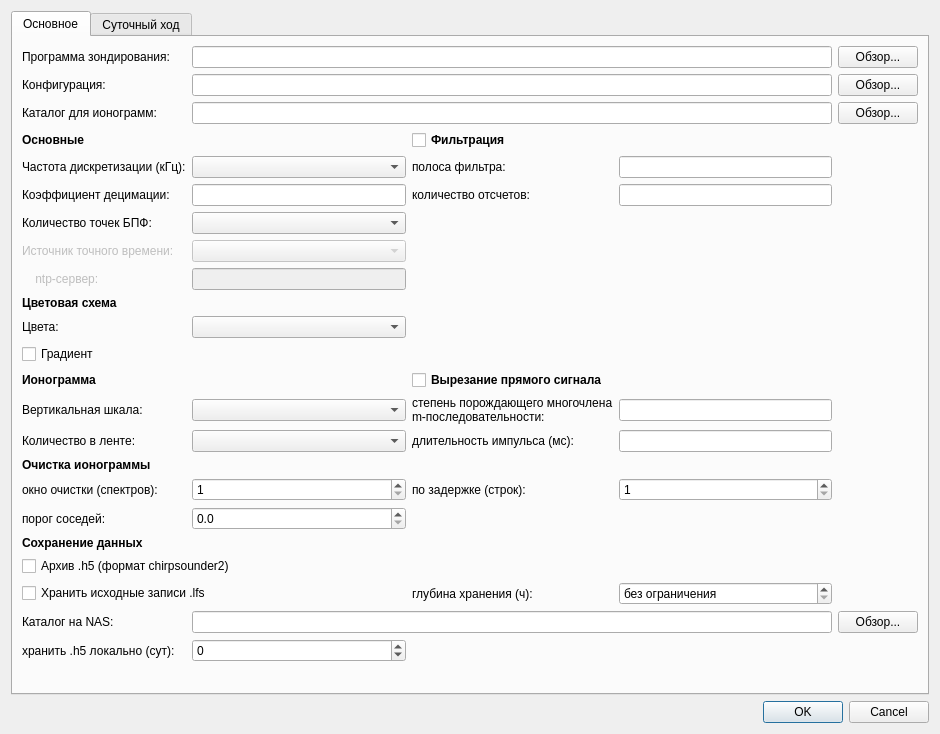
Above: src/parametersdialog.ui from nikita-konkin/ionozond before the change. Below: the same form after it.
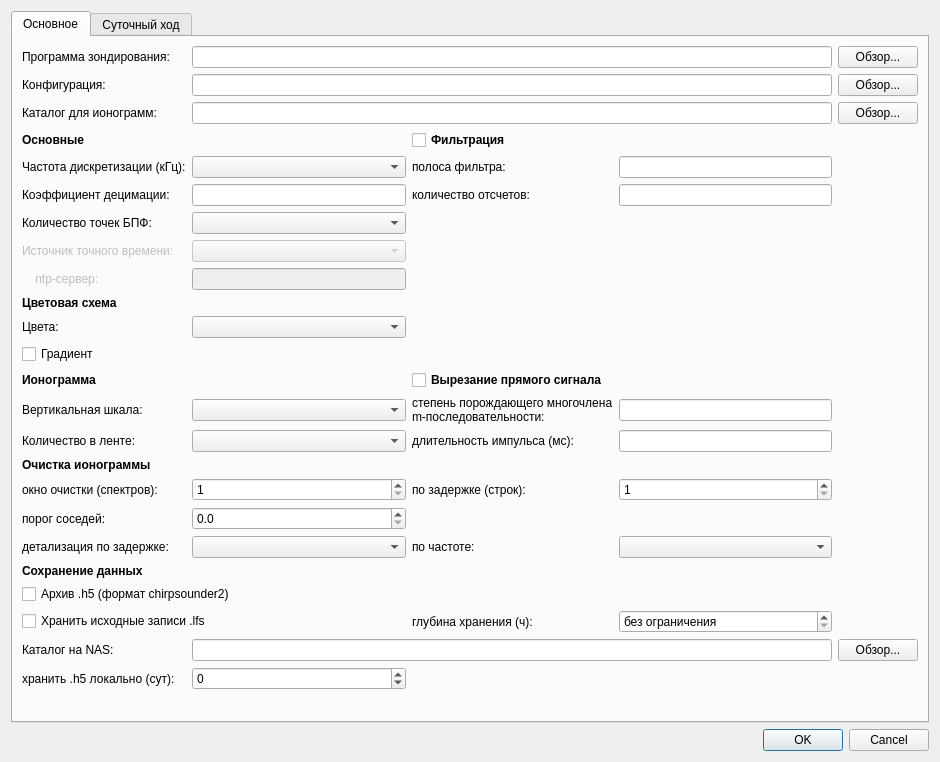
That is the form after the change. Icons and pictures are not drawn. Custom widgets are drawn as their Qt base class.

What changed in the file:
```diff
--- a/src/parametersdialog.ui
+++ b/src/parametersdialog.ui
@@ -134,24 +134,40 @@
         <property name="styleSheet"><string notr="true">color: #808080;</string></property>
         <property name="text"><string/></property></widget></item>
 
-       <item row="18" column="0"><widget class="QLabel" name="lblFormats">
+       <item row="18" column="0"><widget class="QLabel" name="lblIonoPad">
+        <property name="text"><string>детализация по задержке:</string></property>
+        <property name="toolTip"><string>Дополнение нулями: каждый спектр считается в N раз подробнее
+по задержке. Разрешение от этого не растёт - след остаётся той же
+ширины, - но рисуется гладко, а не ступенями по 7 км.
+
+Меняет только изображение: LUF, MUF, SNR, ПЗМ и архив .h5
+остаются прежними. Действует на новые сеансы.</string></property></widget></item>
+       <item row="18" column="1"><widget class="QComboBox" name="cmbIonoPad"/></item>
+       <item row="18" column="2"><widget class="QLabel" name="lblIonoOverlap">
+        <property name="text"><string>по частоте:</string></property>
+        <property name="toolTip"><string>Перекрытие окон: N спектров на одно окно анализа, изображение
+в N раз подробнее по частоте. Только изображение; время обработки
+растёт примерно в N раз.</string></property></widget></item>
+       <item row="18" column="3"><widget class="QComboBox" name="cmbIonoOverlap"/></item>
+
+       <item row="19" column="0"><widget class="QLabel" name="lblFormats">
         <property name="text"><string>&lt;b&gt;Сохранение данных&lt;/b&gt;</string></property></widget></item>
 
-       <item row="19" column="0" colspan="5"><widget class="QCheckBox" name="chbH5Archive">
+       <item row="20" column="0" colspan="5"><widget class="QCheckBox" name="chbH5Archive">
         <property name="text"><string>Архив .h5 (формат chirpsounder2)</string></property>
         <property name="toolTip"><string>Около 1,3 МБ на зондирование: спектрограмма 0-8000 км,
 пригодная для повторной обработки и читаемая ionograms-handler
 без преобразований.</string></property></widget></item>
 
-       <item row="20" column="0" colspan="2"><widget class="QCheckBox" name="chbKeepLfs">
+       <item row="21" column="0" colspan="2"><widget class="QCheckBox" name="chbKeepLfs">
         <property name="text"><string>Хранить исходные записи .lfs</string></property>
         <property name="toolTip"><string>80 МБ на зондирование, 23 ГБ в сутки при периоде 300 с.
 Без галочки запись удаляется сразу после того, как архив .h5
 записан и проверен на чтение. Только по .lfs можно пересчитать
 ионограмму с другим числом точек БПФ.</string></property></widget></item>
-       <item row="20" column="2"><widget class="QLabel" name="lblKeepLfsHours">
+       <item row="21" column="2"><widget class="QLabel" name="lblKeepLfsHours">
         <property name="text"><string>глубина хранения (ч):</string></property></widget></item>
-       <item row="20" column="3"><widget class="QSpinBox" name="spbKeepLfsHours">
+       <item row="21" column="3"><widget class="QSpinBox" name="spbKeepLfsHours">
         <property name="minimum"><number>0</number></property>
         <property name="maximum"><number>720</number></property>
         <property name="singleStep"><number>6</number></property>
@@ -160,18 +176,18 @@
 Удаление идёт между зондированиями и только при исправном
 архиве .h5. Ноль -- хранить бессрочно.</string></property></widget></item>
 
-       <item row="21" column="0"><widget class="QLabel" name="lblNasDir">
+       <item row="22" column="0"><widget class="QLabel" name="lblNasDir">
         <property name="text"><string>Каталог на NAS:</string></property>
         <property name="toolTip"><string>Смонтированная сетевая папка, например
 /mnt/ionozond_16tb/ionozond. Туда копируются .h5 и .lfp;
 пусто -- выгрузка отключена.</string></property></widget></item>
-       <item row="21" column="1" colspan="3"><widget class="QLineEdit" name="edtNasDir"/></item>
-       <item row="21" column="4"><widget class="QPushButton" name="btnNasDir">
+       <item row="22" column="1" colspan="3"><widget class="QLineEdit" name="edtNasDir"/></item>
+       <item row="22" column="4"><widget class="QPushButton" name="btnNasDir">
         <property name="text"><string>Обзор...</string></property></widget></item>
 
-       <item row="22" column="0"><widget class="QLabel" name="lblNasKeepH5">
+       <item row="23" column="0"><widget class="QLabel" name="lblNasKeepH5">
         <property name="text"><string>хранить .h5 локально (сут):</string></property></widget></item>
-       <item row="22" column="1"><widget class="QSpinBox" name="spbNasKeepH5">
+       <item row="23" column="1"><widget class="QSpinBox" name="spbNasKeepH5">
         <property name="minimum"><number>-1</number></property>
         <property name="maximum"><number>3650</number></property>
         <property name="specialValueText"><string>не удалять</string></property>
@@ -179,12 +195,12 @@
 после того, как rsync подтвердит по контрольной сумме, что
 на NAS лежат те же байты. -1 -- не удалять никогда.</string></property></widget></item>
 
-       <item row="23" column="0" colspan="5"><widget class="QLabel" name="lblFormatsHint">
+       <item row="24" column="0" colspan="5"><widget class="QLabel" name="lblFormatsHint">
         <property name="styleSheet"><string notr="true">color: #808080;</string></property>
         <property name="text"><string/></property>
         <property name="wordWrap"><bool>true</bool></property></widget></item>
 
-       <item row="24" column="0" colspan="5">
+       <item row="25" column="0" colspan="5">
         <spacer name="vspBase">
          <property name="orientation"><enum>Qt::Vertical</enum></property>
          <property name="sizeHint" stdset="0"><size><width>20</width><height>10</height></size></property>
```
